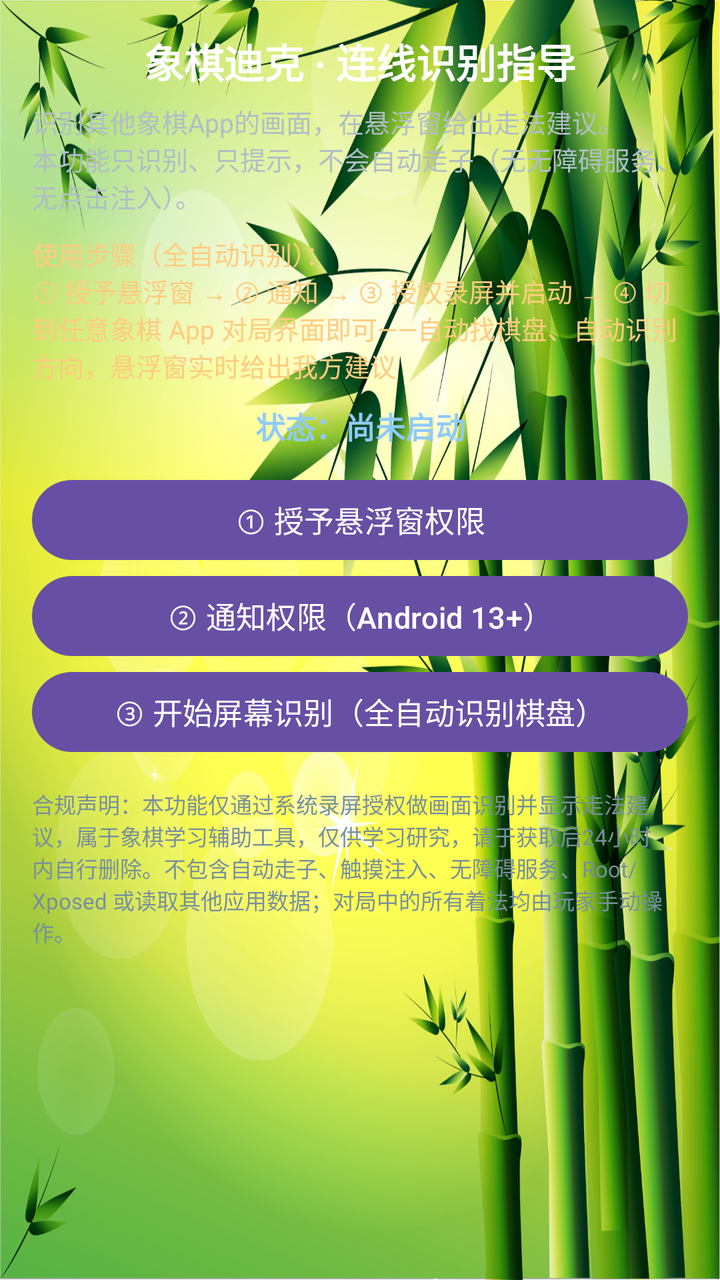
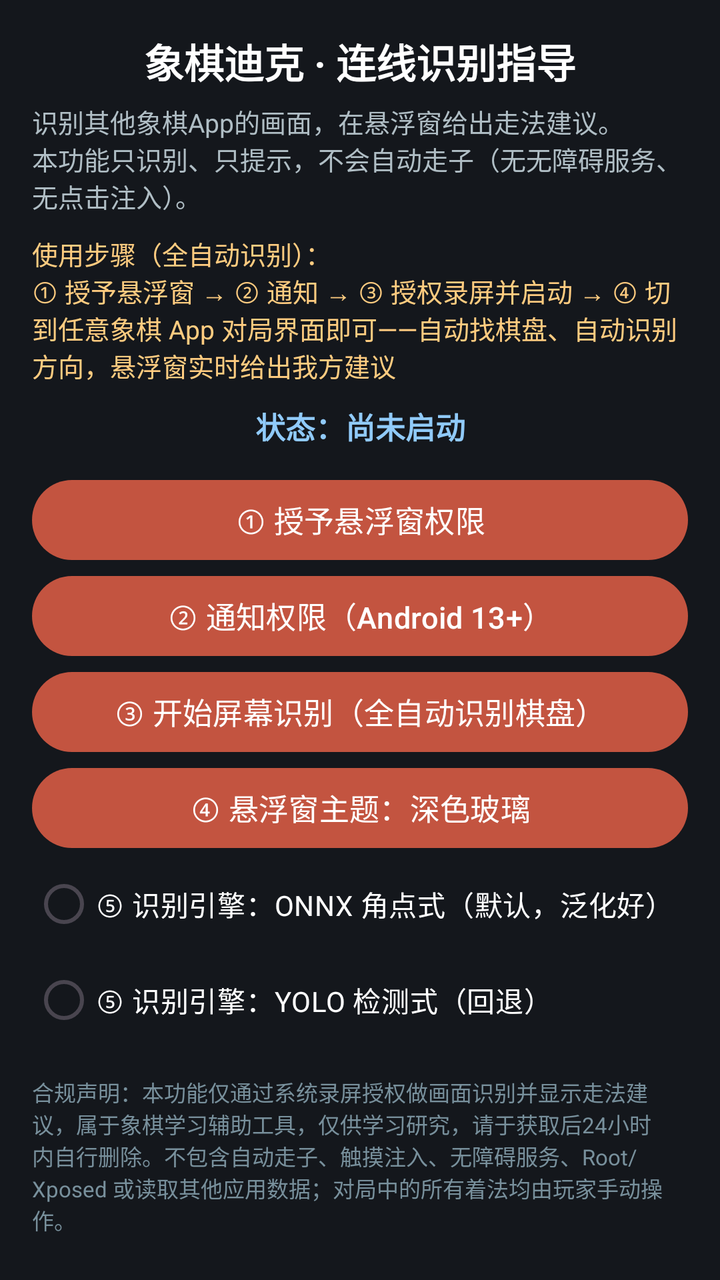

Screens rendered from an Android XML layout before and after an edit, with the pre-edit source and the edit as a unified diff.
<!-- AndroidManifest.xml: application theme Theme.ChineseChess -->
<!-- res/layout/assist_activity.xml -->
<?xml version="1.0" encoding="utf-8"?>
<ScrollView xmlns:android="http://schemas.android.com/apk/res/android"
    android:layout_width="match_parent"
    android:layout_height="match_parent"
    android:background="@drawable/chessbg"
    android:fillViewport="true">

    <LinearLayout
        android:layout_width="match_parent"
        android:layout_height="wrap_content"
        android:orientation="vertical"
        android:padding="16dp">

        <TextView
            android:layout_width="match_parent"
            android:layout_height="wrap_content"
            android:gravity="center"
            android:text="象棋迪克 · 连线识别指导"
            android:textColor="#FFFFFF"
            android:textSize="20sp"
            android:textStyle="bold" />

        <TextView
            android:layout_width="match_parent"
            android:layout_height="wrap_content"
            android:layout_marginTop="6dp"
            android:text="识别其他象棋App的画面，在悬浮窗给出走法建议。\n本功能只识别、只提示，不会自动走子（无无障碍服务、无点击注入）。"
            android:textColor="#B0BEC5"
            android:textSize="13sp" />

        <TextView
            android:layout_width="match_parent"
            android:layout_height="wrap_content"
            android:layout_marginTop="10dp"
            android:text="使用步骤（全自动识别）：\n① 授予悬浮窗 → ② 通知 → ③ 授权录屏并启动 → ④ 切到任意象棋 App 对局界面即可——自动找棋盘、自动识别方向，悬浮窗实时给出我方建议"
            android:textColor="#FFCC80"
            android:textSize="13sp" />

        <TextView
            android:id="@+id/tv_auto_status"
            android:layout_width="match_parent"
            android:layout_height="wrap_content"
            android:layout_marginTop="10dp"
            android:gravity="center"
            android:text="状态：尚未启动"
            android:textColor="#90CAF9"
            android:textSize="15sp"
            android:textStyle="bold" />

        <Button
            android:id="@+id/btn_overlay_permission"
            android:layout_width="match_parent"
            android:layout_height="wrap_content"
            android:layout_marginTop="12dp"
            android:text="① 授予悬浮窗权限"
            android:textSize="15sp" />

        <Button
            android:id="@+id/btn_notification_permission"
            android:layout_width="match_parent"
            android:layout_height="wrap_content"
            android:text="② 通知权限（Android 13+）"
            android:textSize="15sp" />

        <Button
            android:id="@+id/btn_start_capture"
            android:layout_width="match_parent"
            android:layout_height="wrap_content"
            android:text="③ 开始屏幕识别（全自动识别棋盘）"
            android:textSize="15sp" />

        <TextView
            android:layout_width="match_parent"
            android:layout_height="wrap_content"
            android:layout_marginTop="14dp"
            android:text="合规声明：本功能仅通过系统录屏授权做画面识别并显示走法建议，属于象棋学习辅助工具，仅供学习研究，请于获取后24小时内自行删除。不包含自动走子、触摸注入、无障碍服务、Root/Xposed 或读取其他应用数据；对局中的所有着法均由玩家手动操作。"
            android:textColor="#78909C"
            android:textSize="11sp" />
    </LinearLayout>
</ScrollView>
<!-- resources referenced by this layout -->
<resources>
  <!-- drawable chessbg: jpg bitmap (drawable, 463124 bytes) -->
  <style name="Theme.ChineseChess" parent="Base.Theme.ChineseChess" />
  <style name="Base.Theme.ChineseChess" parent="Theme.Material3.DayNight.NoActionBar">
          
          
      </style>
</resources>

<!-- the commit's change to res/layout/assist_activity.xml (unified diff, before → after) -->
@@ -1,8 +1,9 @@
 <?xml version="1.0" encoding="utf-8"?>
 <ScrollView xmlns:android="http://schemas.android.com/apk/res/android"
+    android:id="@+id/bg_scroll"
     android:layout_width="match_parent"
     android:layout_height="match_parent"
-    android:background="@drawable/chessbg"
+    android:background="@color/qi_ink"
     android:fillViewport="true">
 
     <LinearLayout
@@ -69,6 +70,39 @@
             android:text="③ 开始屏幕识别（全自动识别棋盘）"
             android:textSize="15sp" />
 
+        <Button
+            android:id="@+id/btn_overlay_theme"
+            android:layout_width="match_parent"
+            android:layout_height="wrap_content"
+            android:text="④ 悬浮窗主题：深色玻璃"
+            android:textSize="15sp" />
+
+        
+        <RadioGroup
+            android:id="@+id/rg_recognizer_engine"
+            android:layout_width="match_parent"
+            android:layout_height="wrap_content"
+            android:orientation="vertical">
+
+            <RadioButton
+                android:id="@+id/rb_engine_onnx"
+                android:layout_width="match_parent"
+                android:layout_height="wrap_content"
+                android:buttonTint="@color/qi_zhu"
+                android:text="⑤ 识别引擎：ONNX 角点式（默认，泛化好）"
+                android:textColor="#FFFFFF"
+                android:textSize="14sp" />
+
+            <RadioButton
+                android:id="@+id/rb_engine_yolo"
+                android:layout_width="match_parent"
+                android:layout_height="wrap_content"
+                android:buttonTint="@color/qi_zhu"
+                android:text="⑤ 识别引擎：YOLO 检测式（回退）"
+                android:textColor="#FFFFFF"
+                android:textSize="14sp" />
+        </RadioGroup>
+
         <TextView
             android:layout_width="match_parent"
             android:layout_height="wrap_content"
<!-- resource entries referenced after the edit -->
@@ -1,10 +1,13 @@
 <!-- resources referenced by this layout -->
 <resources>
-  <!-- drawable chessbg: jpg bitmap (drawable, 463124 bytes) -->
+  <color name="qi_ink">#14171C</color>
+  <color name="qi_zhu">#D05A44</color>
   <style name="Theme.ChineseChess" parent="Base.Theme.ChineseChess" />
   <style name="Base.Theme.ChineseChess" parent="Theme.Material3.DayNight.NoActionBar">
           
-          
+          <item name="colorPrimary">@color/qi_zhu_btn</item>
+          <item name="colorAccent">@color/qi_zhu_btn</item>
       </style>
+  <color name="qi_zhu_btn">#C35440</color>
 </resources>
 
